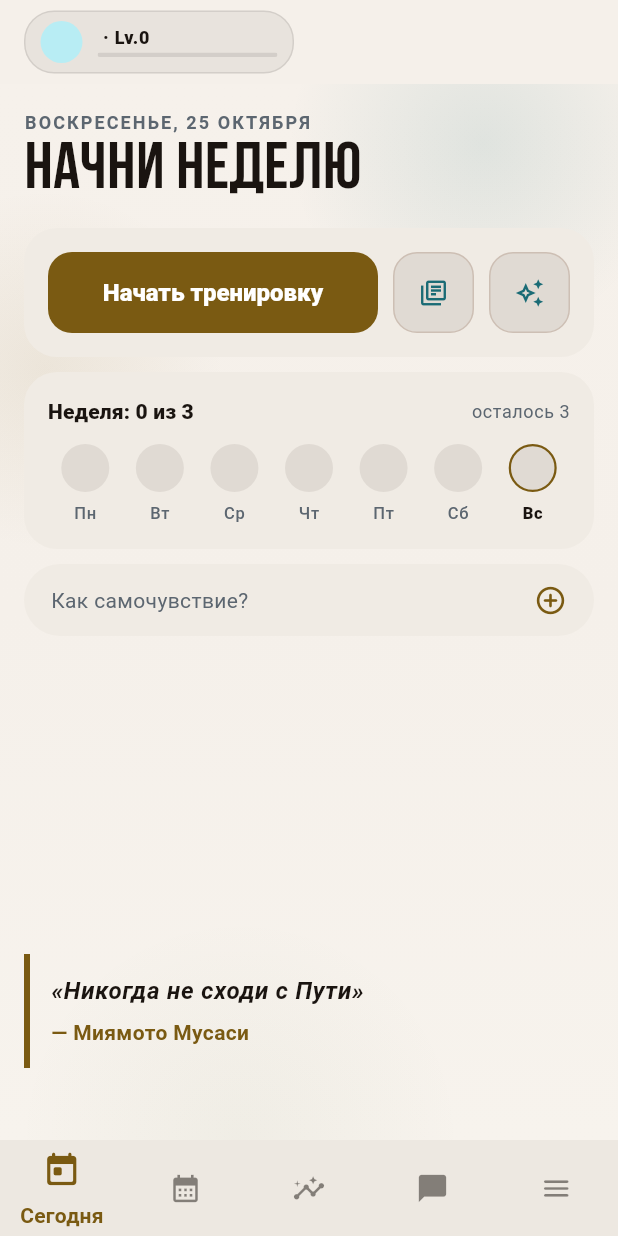
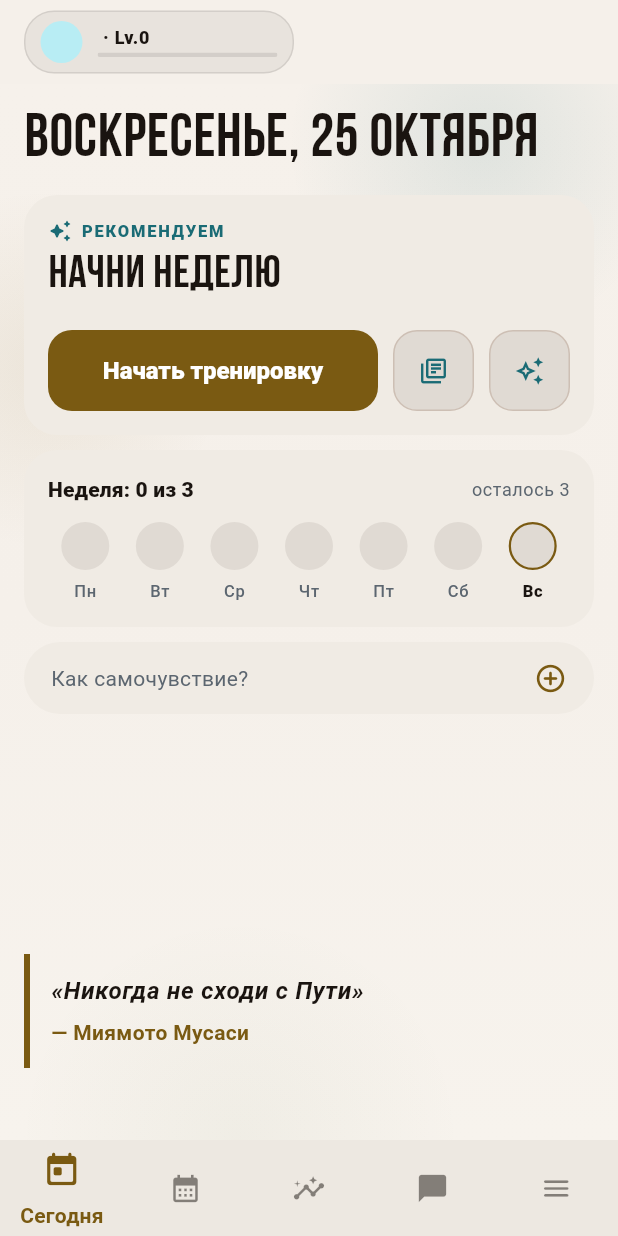
Before and after one commit to ialeonov/alpha4sport2, a Flutter app: the HomeScreen screen opened by its route, on a phone screen of 412 x 824 dp. Run offline on Flutter 3.47's test engine with Material 3 defaults, Android fonts, the phone set to English and light mode, and no system bars; our stand-ins replace connectivity_plus, dio, fl_chart, flutter_markdown, flutter_svg, go_router and 1 more; missing offline and left inert: dart:html, file_selector; accounts and stored records are empty; project files that could hold a hidden picture were left out.

Commit message:
Today: weekday and date as the title, focus muscle group inside the coach card
Co-Authored-By: Claude Opus 5.5 <noreply@anthropic.com>

```diff
--- a/frontend/lib/features/today/presentation/today_screen.dart
+++ b/frontend/lib/features/today/presentation/today_screen.dart
@@ -1060,17 +1060,15 @@ class _TodayScreenState extends State<TodayScreen> {
                   child: Column(
                     crossAxisAlignment: CrossAxisAlignment.stretch,
                     children: [
-                      _TodayHeadline(
-                        dateLabel: _todayDateLabel(today),
+                      _TodayHeadline(dateLabel: _todayDateLabel(today)),
+                      SizedBox(height: isTall ? 16 : 10),
+                      _WorkoutDayCard(
                         headline: _dailyInsight?.headline.isNotEmpty == true
                             ? _dailyInsight!.headline
                             : (_todayFocus != null &&
                                     !_todayFocus!.isStartState)
                                 ? _todayFocus!.recommendedLabel
                                 : _todayFocus?.motivationHeadline,
-                      ),
-                      SizedBox(height: isTall ? 16 : 10),
-                      _WorkoutDayCard(
                         focus: _todayFocus,
                         dailyInsight: _dailyInsight,
                         templatesLoading: _templatesLoading,
@@ -1345,43 +1343,28 @@ class _WeekSummaryCard extends StatelessWidget {
 }
 
 class _TodayHeadline extends StatelessWidget {
-  const _TodayHeadline({required this.dateLabel, required this.headline});
+  const _TodayHeadline({required this.dateLabel});
 
   final String dateLabel;
-  final String? headline;
 
   @override
   Widget build(BuildContext context) {
-    final scheme = Theme.of(context).colorScheme;
-    return Column(
-      crossAxisAlignment: CrossAxisAlignment.start,
-      children: [
-        Text(
+    return Text(
       dateLabel,
-          style: Theme.of(context).textTheme.labelMedium?.copyWith(
-                color: scheme.onSurfaceVariant,
-                fontWeight: FontWeight.w700,
-                letterSpacing: 1.4,
-              ),
-        ),
-        const SizedBox(height: 2),
-        Text(
-          headline ?? 'ТРЕНИРОВКА',
       style: TextStyle(
         fontFamily: 'Bebas Neue Cyrillic',
-            fontSize: 44,
+        fontSize: 40,
         height: 1.0,
         letterSpacing: 0.5,
-            color: scheme.onSurface,
-          ),
-        ),
-      ],
+        color: Theme.of(context).colorScheme.onSurface,
+      ),
     );
   }
 }
 
 class _WorkoutDayCard extends StatelessWidget {
   const _WorkoutDayCard({
+    required this.headline,
     required this.focus,
     required this.dailyInsight,
     required this.templatesLoading,
@@ -1391,6 +1374,8 @@ class _WorkoutDayCard extends StatelessWidget {
     required this.onStartAiCoach,
   });
 
+  /// Фокус дня от коуча (группы мышц), например «НОГИ И СПИНА».
+  final String? headline;
   final _TodayFocus? focus;
   final _DailyInsight? dailyInsight;
   final bool templatesLoading;
@@ -1412,7 +1397,7 @@ class _WorkoutDayCard extends StatelessWidget {
       child: Column(
         crossAxisAlignment: CrossAxisAlignment.stretch,
         children: [
-          if (text != null && text.isNotEmpty) ...[
+          if ((text != null && text.isNotEmpty) || headline != null) ...[
             Row(
               children: [
                 Icon(Icons.auto_awesome_rounded,
@@ -1428,7 +1413,21 @@ class _WorkoutDayCard extends StatelessWidget {
                 ),
               ],
             ),
+            if (headline != null) ...[
+              const SizedBox(height: 6),
+              Text(
+                headline!,
+                style: TextStyle(
+                  fontFamily: 'Bebas Neue Cyrillic',
+                  fontSize: 30,
+                  height: 1.0,
+                  letterSpacing: 0.5,
+                  color: scheme.onSurface,
+                ),
+              ),
+            ],
             const SizedBox(height: 8),
+            if (text != null && text.isNotEmpty)
               Text(
                 text,
                 style: textTheme.bodyMedium?.copyWith(
```
Lines whose indentation alone changed are shown as unchanged.
